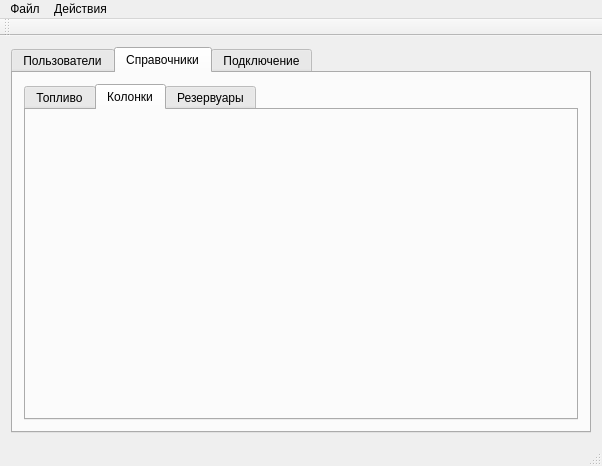
This is dataBaseFirebird/mainwindow.ui in Evgeniykull/DataBase as Qt 5 draws it before an edit. The edited form follows.
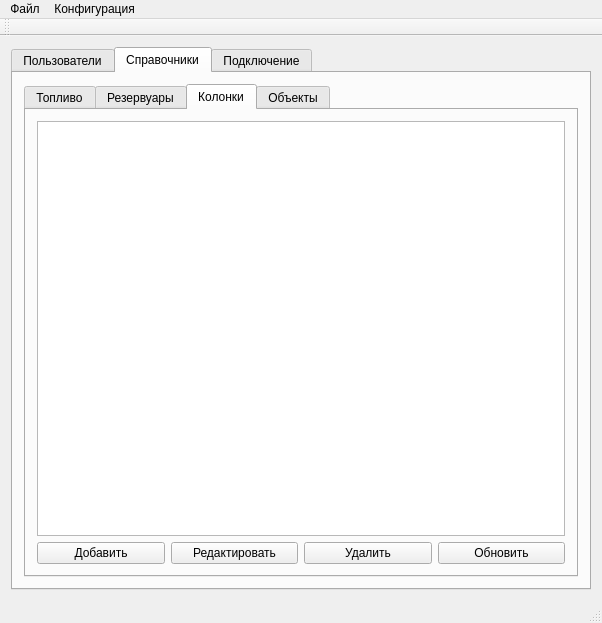
This is the edited form. The open tabs and pages were chosen to show the change.

Commit message: Добавлены модели tanks, points

```diff
--- a/dataBaseFirebird/mainwindow.ui
+++ b/dataBaseFirebird/mainwindow.ui
@@ -7,7 +7,7 @@
     <x>0</x>
     <y>0</y>
     <width>602</width>
-    <height>466</height>
+    <height>623</height>
    </rect>
   </property>
   <property name="windowTitle">
@@ -125,15 +125,86 @@
             </item>
            </layout>
           </widget>
-          <widget class="QWidget" name="tabCol">
-           <attribute name="title">
-            <string>Колонки</string>
-           </attribute>
-          </widget>
           <widget class="QWidget" name="tabRez">
            <attribute name="title">
             <string>Резервуары</string>
            </attribute>
+           <layout class="QGridLayout" name="gridLayout_7">
+            <item row="0" column="0" colspan="4">
+             <widget class="QTableView" name="tableTanks"/>
+            </item>
+            <item row="1" column="0">
+             <widget class="QPushButton" name="pbAddTanks">
+              <property name="text">
+               <string>Добавить</string>
+              </property>
+             </widget>
+            </item>
+            <item row="1" column="1">
+             <widget class="QPushButton" name="pbEditTanks">
+              <property name="text">
+               <string>Редактировать</string>
+              </property>
+             </widget>
+            </item>
+            <item row="1" column="2">
+             <widget class="QPushButton" name="pbDeleteTanks">
+              <property name="text">
+               <string>Удалить</string>
+              </property>
+             </widget>
+            </item>
+            <item row="1" column="3">
+             <widget class="QPushButton" name="pbUpdateTanks">
+              <property name="text">
+               <string>Обновить</string>
+              </property>
+             </widget>
+            </item>
+           </layout>
+          </widget>
+          <widget class="QWidget" name="tabCol">
+           <attribute name="title">
+            <string>Колонки</string>
+           </attribute>
+           <layout class="QGridLayout" name="gridLayout_8">
+            <item row="0" column="0" colspan="4">
+             <widget class="QTableView" name="tablePoints"/>
+            </item>
+            <item row="1" column="0">
+             <widget class="QPushButton" name="pbAddPoints">
+              <property name="text">
+               <string>Добавить</string>
+              </property>
+             </widget>
+            </item>
+            <item row="1" column="1">
+             <widget class="QPushButton" name="pbEditPoints">
+              <property name="text">
+               <string>Редактировать</string>
+              </property>
+             </widget>
+            </item>
+            <item row="1" column="2">
+             <widget class="QPushButton" name="pbDeletePoints">
+              <property name="text">
+               <string>Удалить</string>
+              </property>
+             </widget>
+            </item>
+            <item row="1" column="3">
+             <widget class="QPushButton" name="pbUpdatePoints">
+              <property name="text">
+               <string>Обновить</string>
+              </property>
+             </widget>
+            </item>
+           </layout>
+          </widget>
+          <widget class="QWidget" name="tab">
+           <attribute name="title">
+            <string>Объекты</string>
+           </attribute>
           </widget>
          </widget>
         </item>
@@ -256,15 +327,15 @@
     </property>
     <addaction name="actExit"/>
    </widget>
-   <widget class="QMenu" name="menuAction">
+   <widget class="QMenu" name="menu">
     <property name="title">
-     <string>Действия</string>
+     <string>Конфигурация</string>
     </property>
     <addaction name="actSave"/>
     <addaction name="actionf"/>
    </widget>
    <addaction name="menuFile"/>
-   <addaction name="menuAction"/>
+   <addaction name="menu"/>
   </widget>
   <widget class="QToolBar" name="mainToolBar">
    <attribute name="toolBarArea">
```
Left out of the diff: 44 changed lines with no effect on the pictures. The commit also changes 27 other files.
